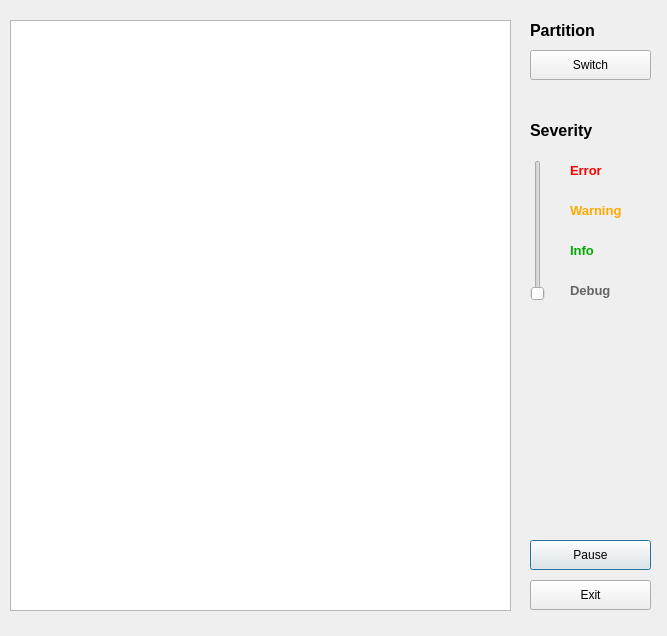
This is Extensions/bin/msgviewerdlgui.ui in drbenmorgan/fnal-messagefacility as Qt 5 draws it before an edit. The edited form follows.
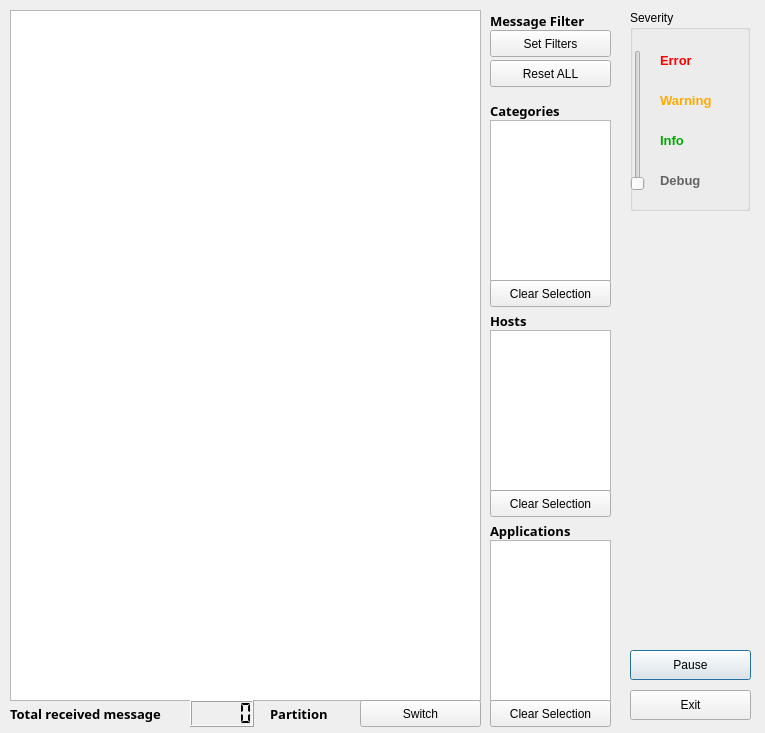
This is the edited form.

Commit message: Added message filtering by category, host, and application in msgviewer

The edit to the form file:
```diff
--- a/Extensions/bin/msgviewerdlgui.ui
+++ b/Extensions/bin/msgviewerdlgui.ui
@@ -6,8 +6,8 @@
    <rect>
     <x>0</x>
     <y>0</y>
-    <width>667</width>
-    <height>636</height>
+    <width>765</width>
+    <height>733</height>
    </rect>
   </property>
   <property name="windowTitle">
@@ -16,8 +16,8 @@
   <widget class="QPushButton" name="btnPause">
    <property name="geometry">
     <rect>
-     <x>530</x>
-     <y>540</y>
+     <x>630</x>
+     <y>650</y>
      <width>121</width>
      <height>30</height>
     </rect>
@@ -29,8 +29,8 @@
   <widget class="QPushButton" name="btnExit">
    <property name="geometry">
     <rect>
-     <x>530</x>
-     <y>580</y>
+     <x>630</x>
+     <y>690</y>
      <width>121</width>
      <height>30</height>
     </rect>
@@ -39,11 +39,402 @@
     <string>Exit</string>
    </property>
   </widget>
+  <widget class="QTextEdit" name="txtMessages">
+   <property name="enabled">
+    <bool>true</bool>
+   </property>
+   <property name="geometry">
+    <rect>
+     <x>10</x>
+     <y>10</y>
+     <width>471</width>
+     <height>691</height>
+    </rect>
+   </property>
+   <property name="verticalScrollBarPolicy">
+    <enum>Qt::ScrollBarAsNeeded</enum>
+   </property>
+   <property name="readOnly">
+    <bool>true</bool>
+   </property>
+  </widget>
+  <widget class="QLabel" name="label_Partition">
+   <property name="geometry">
+    <rect>
+     <x>270</x>
+     <y>700</y>
+     <width>101</width>
+     <height>27</height>
+    </rect>
+   </property>
+   <property name="font">
+    <font>
+     <family>Sans Serif</family>
+     <pointsize>10</pointsize>
+     <weight>75</weight>
+     <bold>true</bold>
+    </font>
+   </property>
+   <property name="text">
+    <string>Partition</string>
+   </property>
+  </widget>
+  <widget class="QPushButton" name="btnSwitchChannel">
+   <property name="geometry">
+    <rect>
+     <x>360</x>
+     <y>700</y>
+     <width>121</width>
+     <height>27</height>
+    </rect>
+   </property>
+   <property name="text">
+    <string>Switch</string>
+   </property>
+  </widget>
+  <widget class="QLabel" name="label_6">
+   <property name="geometry">
+    <rect>
+     <x>490</x>
+     <y>310</y>
+     <width>51</width>
+     <height>21</height>
+    </rect>
+   </property>
+   <property name="font">
+    <font>
+     <family>Sans Serif</family>
+     <pointsize>10</pointsize>
+     <weight>75</weight>
+     <bold>true</bold>
+    </font>
+   </property>
+   <property name="text">
+    <string>Hosts</string>
+   </property>
+  </widget>
+  <widget class="QLabel" name="label_7">
+   <property name="geometry">
+    <rect>
+     <x>490</x>
+     <y>520</y>
+     <width>111</width>
+     <height>21</height>
+    </rect>
+   </property>
+   <property name="font">
+    <font>
+     <family>Sans Serif</family>
+     <pointsize>10</pointsize>
+     <weight>75</weight>
+     <bold>true</bold>
+    </font>
+   </property>
+   <property name="text">
+    <string>Applications</string>
+   </property>
+  </widget>
+  <widget class="QLabel" name="label_8">
+   <property name="geometry">
+    <rect>
+     <x>490</x>
+     <y>100</y>
+     <width>101</width>
+     <height>21</height>
+    </rect>
+   </property>
+   <property name="font">
+    <font>
+     <family>Sans Serif</family>
+     <pointsize>10</pointsize>
+     <weight>75</weight>
+     <bold>true</bold>
+    </font>
+   </property>
+   <property name="text">
+    <string>Categories</string>
+   </property>
+  </widget>
+  <widget class="QListWidget" name="lwCategory">
+   <property name="geometry">
+    <rect>
+     <x>490</x>
+     <y>120</y>
+     <width>121</width>
+     <height>161</height>
+    </rect>
+   </property>
+  </widget>
+  <widget class="QListWidget" name="lwHost">
+   <property name="geometry">
+    <rect>
+     <x>490</x>
+     <y>330</y>
+     <width>121</width>
+     <height>161</height>
+    </rect>
+   </property>
+  </widget>
+  <widget class="QListWidget" name="lwApplication">
+   <property name="geometry">
+    <rect>
+     <x>490</x>
+     <y>540</y>
+     <width>121</width>
+     <height>161</height>
+    </rect>
+   </property>
+  </widget>
+  <widget class="QPushButton" name="btnClearCat">
+   <property name="geometry">
+    <rect>
+     <x>490</x>
+     <y>280</y>
+     <width>121</width>
+     <height>27</height>
+    </rect>
+   </property>
+   <property name="text">
+    <string>Clear Selection</string>
+   </property>
+  </widget>
+  <widget class="QPushButton" name="btnClearHost">
+   <property name="geometry">
+    <rect>
+     <x>490</x>
+     <y>490</y>
+     <width>121</width>
+     <height>27</height>
+    </rect>
+   </property>
+   <property name="text">
+    <string>Clear Selection</string>
+   </property>
+  </widget>
+  <widget class="QPushButton" name="btnClearApp">
+   <property name="geometry">
+    <rect>
+     <x>490</x>
+     <y>700</y>
+     <width>121</width>
+     <height>27</height>
+    </rect>
+   </property>
+   <property name="text">
+    <string>Clear Selection</string>
+   </property>
+  </widget>
+  <widget class="QPushButton" name="btnFilter">
+   <property name="geometry">
+    <rect>
+     <x>490</x>
+     <y>30</y>
+     <width>121</width>
+     <height>27</height>
+    </rect>
+   </property>
+   <property name="text">
+    <string>Set Filters</string>
+   </property>
+  </widget>
+  <widget class="QPushButton" name="btnReset">
+   <property name="geometry">
+    <rect>
+     <x>490</x>
+     <y>60</y>
+     <width>121</width>
+     <height>27</height>
+    </rect>
+   </property>
+   <property name="text">
+    <string>Reset ALL</string>
+   </property>
+  </widget>
+  <widget class="QLabel" name="label_9">
+   <property name="geometry">
+    <rect>
+     <x>490</x>
+     <y>10</y>
+     <width>111</width>
+     <height>21</height>
+    </rect>
+   </property>
+   <property name="font">
+    <font>
+     <family>Sans Serif</family>
+     <pointsize>10</pointsize>
+     <weight>75</weight>
+     <bold>true</bold>
+    </font>
+   </property>
+   <property name="text">
+    <string>Message Filter</string>
+   </property>
+  </widget>
+  <widget class="QGroupBox" name="groupBox">
+   <property name="geometry">
+    <rect>
+     <x>630</x>
+     <y>10</y>
+     <width>120</width>
+     <height>201</height>
+    </rect>
+   </property>
+   <property name="title">
+    <string>Severity</string>
+   </property>
+   <property name="flat">
+    <bool>false</bool>
+   </property>
+   <property name="checkable">
+    <bool>false</bool>
+   </property>
+   <widget class="QLabel" name="label_5">
+    <property name="geometry">
+     <rect>
+      <x>30</x>
+      <y>30</y>
+      <width>41</width>
+      <height>41</height>
+     </rect>
+    </property>
+    <property name="palette">
+     <palette>
+      <active>
+       <colorrole role="WindowText">
+        <brush brushstyle="SolidPattern">
+         <color alpha="255">
+          <red>255</red>
+          <green>0</green>
+          <blue>0</blue>
+         </color>
+        </brush>
+       </colorrole>
+       <colorrole role="Text">
+        <brush brushstyle="SolidPattern">
+         <color alpha="255">
+          <red>0</red>
+          <green>0</green>
+          <blue>0</blue>
+         </color>
+        </brush>
+       </colorrole>
+      </active>
+      <inactive>
+       <colorrole role="WindowText">
+        <brush brushstyle="SolidPattern">
+         <color alpha="255">
+          <red>255</red>
+          <green>0</green>
+          <blue>0</blue>
+         </color>
+        </brush>
+       </colorrole>
+       <colorrole role="Text">
+        <brush brushstyle="SolidPattern">
+         <color alpha="255">
+          <red>0</red>
+          <green>0</green>
+          <blue>0</blue>
+         </color>
+        </brush>
+       </colorrole>
+      </inactive>
+      <disabled>
+       <colorrole role="WindowText">
+        <brush brushstyle="SolidPattern">
+         <color alpha="255">
+          <red>128</red>
+          <green>128</green>
+          <blue>128</blue>
+         </color>
+        </brush>
+       </colorrole>
+       <colorrole role="Text">
+        <brush brushstyle="SolidPattern">
+         <color alpha="255">
+          <red>199</red>
+          <green>199</green>
+          <blue>199</blue>
+         </color>
+        </brush>
+       </colorrole>
+      </disabled>
+     </palette>
+    </property>
+    <property name="font">
+     <font>
+      <pointsize>10</pointsize>
+      <weight>75</weight>
+      <bold>true</bold>
+     </font>
+    </property>
+    <property name="text">
+     <string>Error</string>
+    </property>
+   </widget>
+   <widget class="QLabel" name="label_3">
+    <property name="geometry">
+     <rect>
+      <x>30</x>
+      <y>120</y>
+      <width>31</width>
+      <height>21</height>
+     </rect>
+    </property>
+    <property name="palette">
+     <palette>
+      <active>
+       <colorrole role="WindowText">
+        <brush brushstyle="SolidPattern">
+         <color alpha="255">
+          <red>0</red>
+          <green>170</green>
+          <blue>0</blue>
+         </color>
+        </brush>
+       </colorrole>
+      </active>
+      <inactive>
+       <colorrole role="WindowText">
+        <brush brushstyle="SolidPattern">
+         <color alpha="255">
+          <red>0</red>
+          <green>170</green>
+          <blue>0</blue>
+         </color>
+        </brush>
+       </colorrole>
+      </inactive>
+      <disabled>
+       <colorrole role="WindowText">
+        <brush brushstyle="SolidPattern">
+         <color alpha="255">
+          <red>128</red>
+          <green>128</green>
+          <blue>128</blue>
+         </color>
+        </brush>
+       </colorrole>
+      </disabled>
+     </palette>
+    </property>
+    <property name="font">
+     <font>
+      <pointsize>10</pointsize>
+      <weight>75</weight>
+      <bold>true</bold>
+     </font>
+    </property>
+    <property name="text">
+     <string>Info</string>
+    </property>
+   </widget>
   <widget class="QSlider" name="vsSeverity">
    <property name="geometry">
     <rect>
-     <x>530</x>
-     <y>160</y>
+      <x>0</x>
+      <y>40</y>
      <width>16</width>
      <height>141</height>
     </rect>
@@ -64,32 +455,12 @@
     <enum>Qt::Vertical</enum>
    </property>
   </widget>
-  <widget class="QLabel" name="label">
-   <property name="geometry">
-    <rect>
-     <x>530</x>
-     <y>120</y>
-     <width>91</width>
-     <height>21</height>
-    </rect>
-   </property>
-   <property name="font">
-    <font>
-     <pointsize>12</pointsize>
-     <weight>75</weight>
-     <bold>true</bold>
-    </font>
-   </property>
-   <property name="text">
-    <string>Severity</string>
-   </property>
-  </widget>
   <widget class="QLabel" name="label_2">
    <property name="geometry">
     <rect>
-     <x>570</x>
-     <y>280</y>
-     <width>91</width>
+      <x>30</x>
+      <y>160</y>
+      <width>51</width>
      <height>21</height>
     </rect>
    </property>
@@ -141,69 +512,12 @@
     <string>Debug</string>
    </property>
   </widget>
-  <widget class="QLabel" name="label_3">
-   <property name="geometry">
-    <rect>
-     <x>570</x>
-     <y>240</y>
-     <width>91</width>
-     <height>21</height>
-    </rect>
-   </property>
-   <property name="palette">
-    <palette>
-     <active>
-      <colorrole role="WindowText">
-       <brush brushstyle="SolidPattern">
-        <color alpha="255">
-         <red>0</red>
-         <green>170</green>
-         <blue>0</blue>
-        </color>
-       </brush>
-      </colorrole>
-     </active>
-     <inactive>
-      <colorrole role="WindowText">
-       <brush brushstyle="SolidPattern">
-        <color alpha="255">
-         <red>0</red>
-         <green>170</green>
-         <blue>0</blue>
-        </color>
-       </brush>
-      </colorrole>
-     </inactive>
-     <disabled>
-      <colorrole role="WindowText">
-       <brush brushstyle="SolidPattern">
-        <color alpha="255">
-         <red>128</red>
-         <green>128</green>
-         <blue>128</blue>
-        </color>
-       </brush>
-      </colorrole>
-     </disabled>
-    </palette>
-   </property>
-   <property name="font">
-    <font>
-     <pointsize>10</pointsize>
-     <weight>75</weight>
-     <bold>true</bold>
-    </font>
-   </property>
-   <property name="text">
-    <string>Info</string>
-   </property>
-  </widget>
   <widget class="QLabel" name="label_4">
    <property name="geometry">
     <rect>
-     <x>570</x>
-     <y>200</y>
-     <width>91</width>
+      <x>30</x>
+      <y>80</y>
+      <width>71</width>
      <height>21</height>
     </rect>
    </property>
@@ -255,140 +569,48 @@
     <string>Warning</string>
    </property>
   </widget>
-  <widget class="QLabel" name="label_5">
-   <property name="geometry">
-    <rect>
-     <x>570</x>
-     <y>160</y>
-     <width>91</width>
-     <height>21</height>
-    </rect>
-   </property>
-   <property name="palette">
-    <palette>
-     <active>
-      <colorrole role="WindowText">
-       <brush brushstyle="SolidPattern">
-        <color alpha="255">
-         <red>255</red>
-         <green>0</green>
-         <blue>0</blue>
-        </color>
-       </brush>
-      </colorrole>
-      <colorrole role="Text">
-       <brush brushstyle="SolidPattern">
-        <color alpha="255">
-         <red>0</red>
-         <green>0</green>
-         <blue>0</blue>
-        </color>
-       </brush>
-      </colorrole>
-     </active>
-     <inactive>
-      <colorrole role="WindowText">
-       <brush brushstyle="SolidPattern">
-        <color alpha="255">
-         <red>255</red>
-         <green>0</green>
-         <blue>0</blue>
-        </color>
-       </brush>
-      </colorrole>
-      <colorrole role="Text">
-       <brush brushstyle="SolidPattern">
-        <color alpha="255">
-         <red>0</red>
-         <green>0</green>
-         <blue>0</blue>
-        </color>
-       </brush>
-      </colorrole>
-     </inactive>
-     <disabled>
-      <colorrole role="WindowText">
-       <brush brushstyle="SolidPattern">
-        <color alpha="255">
-         <red>128</red>
-         <green>128</green>
-         <blue>128</blue>
-        </color>
-       </brush>
-      </colorrole>
-      <colorrole role="Text">
-       <brush brushstyle="SolidPattern">
-        <color alpha="255">
-         <red>199</red>
-         <green>199</green>
-         <blue>199</blue>
-        </color>
-       </brush>
-      </colorrole>
-     </disabled>
-    </palette>
-   </property>
-   <property name="font">
-    <font>
-     <pointsize>10</pointsize>
-     <weight>75</weight>
-     <bold>true</bold>
-    </font>
-   </property>
-   <property name="text">
-    <string>Error</string>
-   </property>
   </widget>
-  <widget class="QTextEdit" name="txtMessages">
-   <property name="enabled">
-    <bool>true</bool>
-   </property>
+  <widget class="QLabel" name="label_Partition_2">
    <property name="geometry">
     <rect>
      <x>10</x>
-     <y>20</y>
-     <width>501</width>
-     <height>591</height>
-    </rect>
-   </property>
-   <property name="verticalScrollBarPolicy">
-    <enum>Qt::ScrollBarAsNeeded</enum>
-   </property>
-   <property name="readOnly">
-    <bool>true</bool>
-   </property>
-  </widget>
-  <widget class="QLabel" name="label_Partition">
-   <property name="geometry">
-    <rect>
-     <x>530</x>
-     <y>20</y>
-     <width>121</width>
-     <height>21</height>
+     <y>700</y>
+     <width>171</width>
+     <height>27</height>
     </rect>
    </property>
    <property name="font">
     <font>
-     <pointsize>12</pointsize>
+     <family>Sans Serif</family>
+     <pointsize>10</pointsize>
      <weight>75</weight>
      <bold>true</bold>
     </font>
    </property>
    <property name="text">
-    <string>Partition</string>
+    <string>Total received message</string>
    </property>
   </widget>
-  <widget class="QPushButton" name="btnSwitchChannel">
+  <widget class="QLCDNumber" name="lcdMsgs">
    <property name="geometry">
     <rect>
-     <x>530</x>
-     <y>50</y>
-     <width>121</width>
-     <height>30</height>
+     <x>190</x>
+     <y>700</y>
+     <width>64</width>
+     <height>27</height>
     </rect>
    </property>
-   <property name="text">
-    <string>Switch</string>
+   <property name="frameShape">
+    <enum>QFrame::Box</enum>
+   </property>
+   <property name="frameShadow">
+    <enum>QFrame::Raised</enum>
+   </property>
+   <property name="smallDecimalPoint">
+    <bool>false</bool>
+   </property>
+   <property name="segmentStyle">
+    <enum>QLCDNumber::Flat</enum>
    </property>
   </widget>
  </widget>
```
Lines whose indentation alone changed are shown as unchanged. The commit also changes 5 other files.
